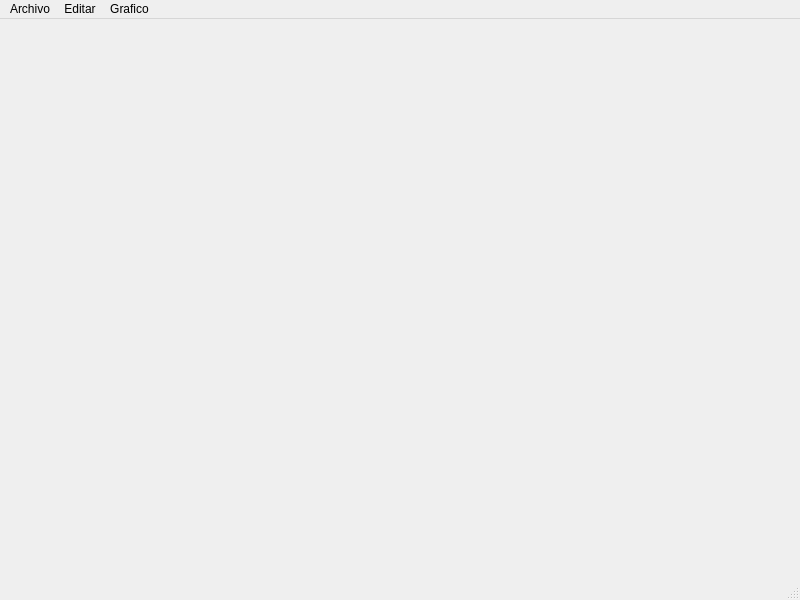
First picture: the form in mainwindow.ui, repository kanimba13/pain-t-, before the edit.
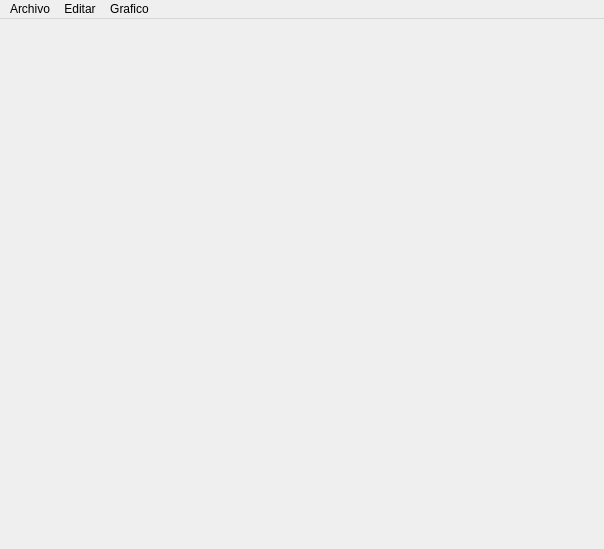
Second picture: the form after the edit.

The edit to the form file:
```diff
--- a/mainwindow.ui
+++ b/mainwindow.ui
@@ -6,8 +6,8 @@
    <rect>
     <x>0</x>
     <y>0</y>
-    <width>800</width>
-    <height>600</height>
+    <width>604</width>
+    <height>549</height>
    </rect>
   </property>
   <property name="windowTitle">
@@ -19,8 +19,8 @@
     <rect>
      <x>0</x>
      <y>0</y>
-     <width>800</width>
-     <height>25</height>
+     <width>604</width>
+     <height>21</height>
     </rect>
    </property>
    <widget class="QMenu" name="menuArchivo">
@@ -53,7 +53,6 @@
    <addaction name="menuEditar"/>
    <addaction name="menuGrafico"/>
   </widget>
-  <widget class="QStatusBar" name="statusbar"/>
   <action name="actionGuardar">
    <property name="text">
     <string>Guardar</string>
```
Left out of the diff: 11 changed lines with no effect on the pictures.
